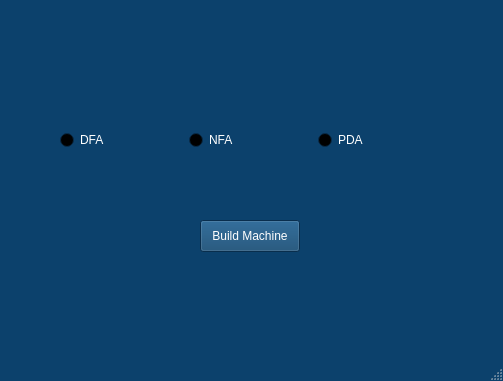
Old version of the form FiniteStateMachinesApp/mainwindow.ui in the repository noah2734/FiniteStateMachines.
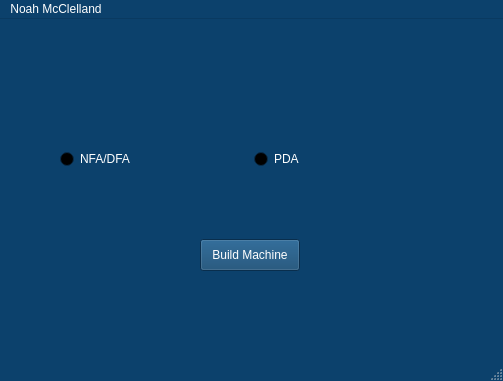
New version of the form.

```diff
--- a/FiniteStateMachinesApp/mainwindow.ui
+++ b/FiniteStateMachinesApp/mainwindow.ui
@@ -479,17 +479,10 @@
      </rect>
     </property>
     <layout class="QHBoxLayout" name="horizontalLayout">
-     <item>
-      <widget class="QRadioButton" name="DFARadio">
-       <property name="text">
-        <string>DFA</string>
-       </property>
-      </widget>
-     </item>
      <item>
       <widget class="QRadioButton" name="NFARadio">
        <property name="text">
-        <string>NFA</string>
+        <string>NFA/DFA</string>
        </property>
       </widget>
      </item>
@@ -512,6 +505,12 @@
      <height>36</height>
     </rect>
    </property>
+   <widget class="QMenu" name="menuNoah_McClelland">
+    <property name="title">
+     <string>Noah McClelland</string>
+    </property>
+   </widget>
+   <addaction name="menuNoah_McClelland"/>
   </widget>
   <widget class="QStatusBar" name="statusbar"/>
  </widget>
```
